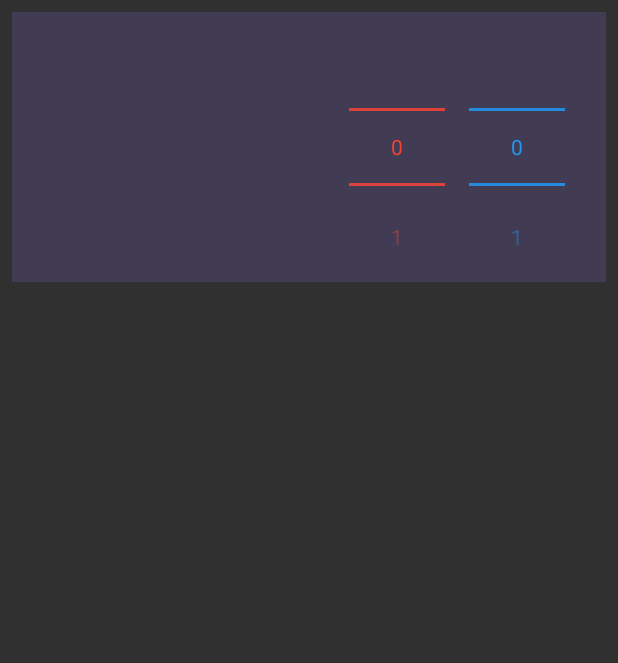
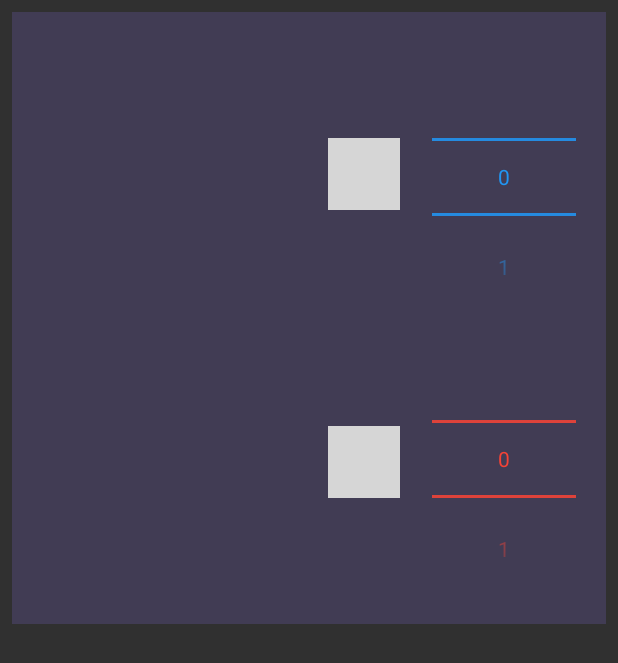
Before and after one commit to clocksmith/monster-board-android, an Android app: the layout view_main_player_card.xml on its own in the app's theme, with its tools: preview values and no code run, on a phone screen of 412 x 824 dp. Shown: the top 663 px of the screen. Run offline under Robolectric (Android 15) with nearby library versions, the phone set to English and light mode, and no system bars; grey boxes are pictures that could not be loaded.

Commit message:
almost done

```diff
--- a/app/src/main/AndroidManifest.xml
+++ b/app/src/main/AndroidManifest.xml
@@ -12,7 +12,8 @@
             android:name=".start.StartActivity"
             android:label="@string/app_name"
             android:theme="@style/ScoreboardTheme"
-            android:noHistory="true">
+            android:noHistory="true"
+            android:screenOrientation="portrait">
             <intent-filter>
                 <action android:name="android.intent.action.MAIN" />
 
@@ -23,7 +24,8 @@
         <activity
             android:name=".room.RoomActivity"
             android:theme="@style/ScoreboardTheme"
-            android:noHistory="true">
+            android:noHistory="true"
+            android:screenOrientation="portrait">
         </activity>
     </application>
 
--- a/app/src/main/java/com/gamesmith/scoreboard/common/Constants.java
+++ b/app/src/main/java/com/gamesmith/scoreboard/common/Constants.java
@@ -23,4 +23,6 @@ public class Constants {
   public static final int STARTING_VP = 0;
 
   public static final int NUM_COLUMNS_IN_USER_GRID = 2;
+
+  public static final int PULSE_ANIMATION_DURATION_MILLIS = 375;
 }
--- a/app/src/main/java/com/gamesmith/scoreboard/room/HpNumberPicker.java
+++ b/app/src/main/java/com/gamesmith/scoreboard/room/HpNumberPicker.java
@@ -17,6 +17,5 @@ public class HpNumberPicker extends ScoreboardNumberPicker {
     this.setMaxValue(Constants.MAX_HP);
     this.setDividerColor(getResources().getColor(R.color.hp_color));
     this.setTextColor(getResources().getColor(R.color.hp_color));
-    this.setWrapSelectorWheel(false);
   }
 }
--- a/app/src/main/java/com/gamesmith/scoreboard/room/MainPlayerCard.java
+++ b/app/src/main/java/com/gamesmith/scoreboard/room/MainPlayerCard.java
@@ -91,7 +91,7 @@ public class MainPlayerCard extends LinearLayout {
         BusProvider.getInstance().post(new MainHpChangedEvent(newVal));
       }
     });
-
+    mHpPicker.setTextSize(getResources().getDimensionPixelSize(R.dimen.main_player_picker_text_size));
 
     mVpPicker.setOnValueChangedListener(new NumberPicker.OnValueChangeListener() {
       @Override
@@ -99,6 +99,7 @@ public class MainPlayerCard extends LinearLayout {
         BusProvider.getInstance().post(new MainVpChangedEvent(newVal));
       }
     });
+    mVpPicker.setTextSize(getResources().getDimensionPixelOffset(R.dimen.main_player_picker_text_size));
   }
 
   public void setName(String name) {
--- a/app/src/main/java/com/gamesmith/scoreboard/room/VpNumberPicker.java
+++ b/app/src/main/java/com/gamesmith/scoreboard/room/VpNumberPicker.java
@@ -17,6 +17,5 @@ public class VpNumberPicker extends ScoreboardNumberPicker {
     this.setMaxValue(Constants.MAX_VP);
     this.setDividerColor(getResources().getColor(R.color.vp_color));
     this.setTextColor(getResources().getColor(R.color.vp_color));
-    this.setWrapSelectorWheel(false);
   }
 }
--- a/app/src/main/res/layout/view_main_player_card.xml
+++ b/app/src/main/res/layout/view_main_player_card.xml
@@ -5,18 +5,19 @@
     android:layout_width="match_parent"
     android:layout_height="wrap_content"
     android:background="@color/main_card_background_color"
-    android:layout_margin="@dimen/default_padding">
+    android:layout_margin="@dimen/default_padding"
+    android:padding="@dimen/main_card_padding">
   <LinearLayout
       android:orientation="vertical"
       android:layout_width="0dp"
       android:layout_height="match_parent"
-        android:layout_weight="1">
+      android:layout_weight="5">
     <TextView
         android:id="@+id/view_main_player_card_playerName"
         android:layout_width="match_parent"
         android:layout_height="wrap_content"
         android:gravity="center"
-            android:textSize="20dp"
+        android:textSize="@dimen/main_player_text_size"
         android:padding="8dp"
         android:textColor="@color/user_name_color"/>
     <Spinner
@@ -30,24 +31,56 @@
         android:layout_width="match_parent"
         android:layout_height="wrap_content"
         android:gravity="center"
-            android:textSize="20dp"
+        android:textSize="@dimen/main_player_text_size"
         android:padding="8dp"
         android:textColor="@color/monster_name_color"/>
   </LinearLayout>
   <LinearLayout
       android:layout_width="0dp"
       android:layout_height="match_parent"
-        android:layout_weight="1"
-        android:gravity="center">
+      android:layout_weight="2"
+      android:gravity="center"
+      android:orientation="vertical">
+    <FrameLayout
+        android:layout_width="match_parent"
+        android:layout_height="0dp"
+        android:layout_weight="1">
+      <ImageView
+          android:src="@drawable/star"
+          android:layout_width="@dimen/main_icon_size"
+          android:layout_height="@dimen/main_icon_size"
+          android:layout_gravity="center"/>
+    </FrameLayout>
+    <FrameLayout
+        android:layout_width="match_parent"
+        android:layout_height="0dp"
+        android:layout_weight="1">
+      <ImageView
+          android:src="@drawable/heart"
+          android:layout_width="@dimen/main_icon_size"
+          android:layout_height="@dimen/main_icon_size"
+          android:layout_gravity="center"/>
+    </FrameLayout>
+  </LinearLayout>
+  <LinearLayout
+      android:layout_width="0dp"
+      android:layout_height="match_parent"
+      android:layout_weight="3"
+      android:gravity="center"
+      android:orientation="vertical"
+      android:padding="@dimen/default_padding">
+    <com.gamesmith.scoreboard.room.VpNumberPicker
+        android:id="@+id/view_main_player_card_vp"
+        android:layout_width="match_parent"
+        android:layout_height="0dp"
+        android:layout_weight="1"/>
+    <View
+        android:layout_width="match_parent"
+        android:layout_height="@dimen/default_padding"/>
     <com.gamesmith.scoreboard.room.HpNumberPicker
         android:id="@+id/view_main_player_card_hp"
-            android:layout_width="wrap_content"
-            android:layout_height="match_parent"
-            android:layout_marginEnd="@dimen/default_padding"/>
-        <com.gamesmith.scoreboard.room.VpNumberPicker
-            android:id="@+id/view_main_player_card_vp"
-            android:layout_width="wrap_content"
-            android:layout_height="match_parent"
-            android:layout_marginStart="@dimen/default_padding"/>
+        android:layout_width="match_parent"
+        android:layout_height="0dp"
+        android:layout_weight="1"/>
   </LinearLayout>
 </LinearLayout>
```
Also changed, not shown: app/src/main/java/com/gamesmith/scoreboard/common/ScoreboardNumberPicker.java (+34 -3 lines), app/src/main/java/com/gamesmith/scoreboard/room/UserRecyclerViewHolder.java (+21 -30 lines), app/src/main/res/layout/list_item_player.xml (+56 -19 lines), app/src/main/res/values/dimens.xml (+9 -8 lines). Lines whose indentation alone changed are shown as unchanged.
